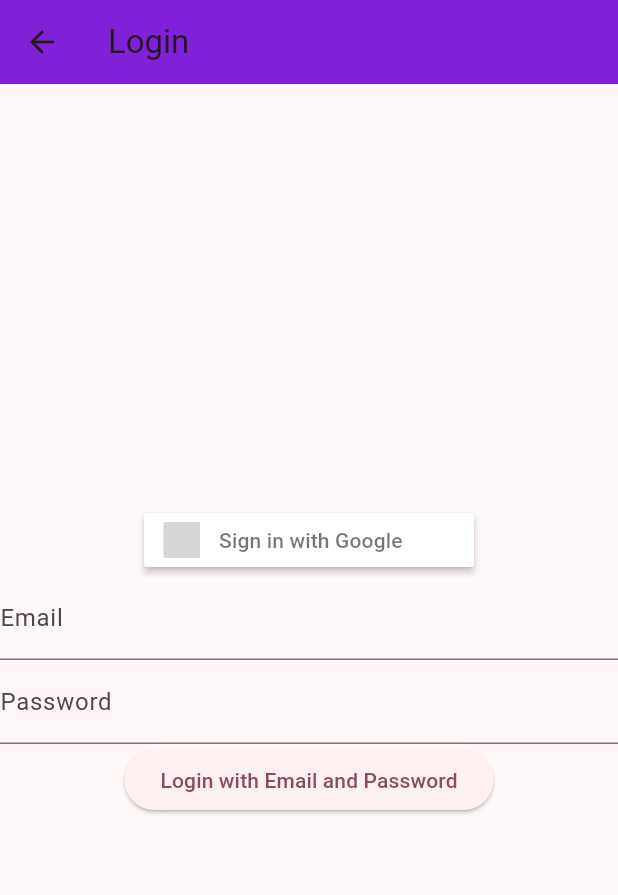
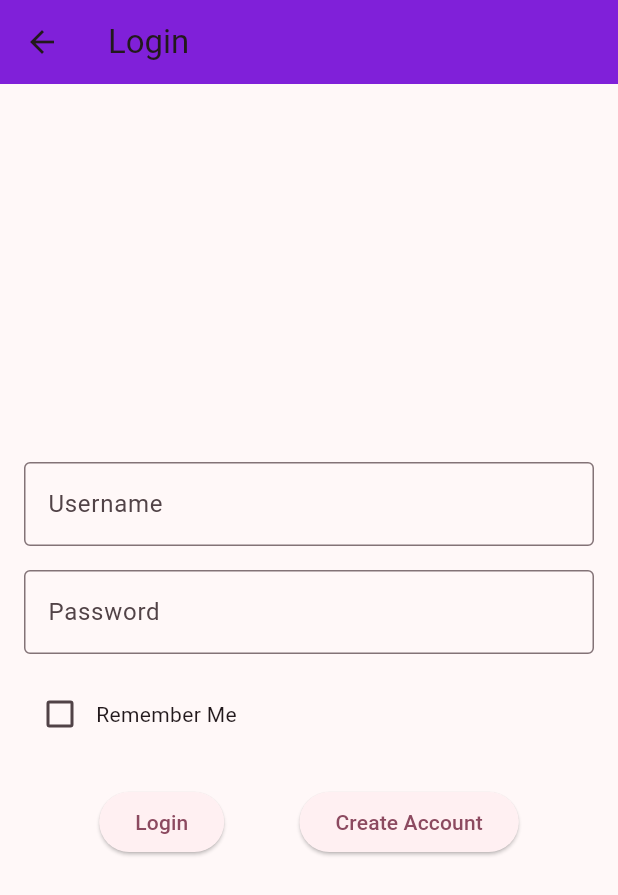
Before and after one commit to akash17patel/CTRL-ALT-ELITE-CSCE-4901, a Flutter app: the screen it shows after launch, in the side drawer, after a tap on "Login", on a phone screen of 412 x 824 dp. Shown: the top 895 px of the screen. Run offline on Flutter 3.47's test engine with Material 2 defaults, Android fonts, the phone set to English and light mode, and no system bars; our stand-ins replace firebase_core, fl_chart, image_picker, shared_preferences, sqflite; accounts and stored records are empty; grey boxes are pictures that could not be loaded.

Commit message:
Major Update to having a local database
Use local database to login with password and make the username show up in the profile page with further work into a remember me checkbox(coming soon) integration

```diff
--- /dev/null
+++ b/lib/database_helper.dart
@@ -0,0 +1,91 @@
+import 'package:sqflite/sqflite.dart';
+import 'package:crypto/crypto.dart';
+import 'package:path/path.dart';
+import 'dart:convert';
+
+class DatabaseHelper {
+  static final DatabaseHelper instance = DatabaseHelper._init(); // Constructor
+  static Database? _database;
+
+  DatabaseHelper._init();
+
+  // Make a new database if we dont have one, otherwise init the db
+  Future<Database> get database async {
+    if (_database != null) return _database!;
+    _database = await _initDB('app.db');
+    return _database!;
+  }
+
+  // Method called to use pre existing db
+  Future<Database> _initDB(String filePath) async {
+    print('Initializing database');
+    final dbPath = await getDatabasesPath();
+    final path = join(dbPath, filePath);
+    print('Database path: $path');
+
+    return await openDatabase(path, version: 1, onCreate: _createDB);
+  }
+
+  // But if we need one, create one
+  Future _createDB(Database db, int version) async {
+    print('Creating database');
+    await db.execute('''
+      CREATE TABLE user_credentials (
+        id INTEGER PRIMARY KEY AUTOINCREMENT,
+        username TEXT NOT NULL,
+        password TEXT NOT NULL
+      )
+    ''');
+  }
+
+  String hashPassword(String password) {
+    return _hashPassword(password);
+  }
+
+  // Make the method private within the class
+  String _hashPassword(String password) {
+    final bytes = utf8.encode(password);
+    final hashedPassword = sha256.convert(bytes).toString();
+    return hashedPassword;
+  }
+
+  // Store, async
+  Future<int> storeCredentials(String username, String password) async {
+    print('Storing credentials for $username');
+    try {
+      final db = await instance.database;
+      final hashedPassword = hashPassword(password);
+      //print('Hashed password: $hashedPassword');      //testing purpose
+      final data = {'username': username, 'password': hashedPassword};
+      final result = await db.insert('user_credentials', data);
+      //return await db.insert('user_credentials', data);
+
+      return result;
+    } catch (e) {
+      print('Error storing credentials: $e');
+      return -1; // Return a value that indicates an error
+    }
+  }
+
+  // Fetch, async
+  Future<Map<String, dynamic>?> retrieveCredentials(String username) async {
+    print('Retrieving credentials for $username');
+    final db = await instance.database;
+    final List<Map<String, dynamic>> result = await db.query(
+      'user_credentials',
+      columns: ['username', 'password'],
+      where: 'username = ?',
+      whereArgs: [username],
+    );
+    if (result.isNotEmpty) {
+      return result.first;
+    }
+    return null;
+  }
+
+  // Clean up and save resources.
+  Future close() async {
+    final db = await instance.database;
+    await db.close();
+  }
+}
--- a/lib/home_screen.dart
+++ b/lib/home_screen.dart
@@ -14,6 +14,8 @@ class HomeScreen extends StatefulWidget {
 
 class _HomeScreenState extends State<HomeScreen> {
   final GlobalKey<ScaffoldState> _scaffoldKey = GlobalKey<ScaffoldState>();
+
+  bool isUserLoggedIn = false; //Track if user is logged
 
   @override
   Widget build(BuildContext context) {
@@ -45,7 +47,7 @@ class _HomeScreenState extends State<HomeScreen> {
         endDrawer: SettingsDrawer(),
         body: TabBarView(
           children: [
-            HomeTab(),
+            HomeTab(isUserLoggedIn: isUserLoggedIn),
             SettingsTab(),
           ],
         ),
--- a/lib/home_tab.dart
+++ b/lib/home_tab.dart
@@ -1,6 +1,10 @@
 import 'package:flutter/material.dart';
 
 class HomeTab extends StatelessWidget {
+  final bool isUserLoggedIn;
+
+  HomeTab({required this.isUserLoggedIn});
+
   @override
   Widget build(BuildContext context) {
     return Center(
--- a/lib/login_screen.dart
+++ b/lib/login_screen.dart
@@ -1,11 +1,9 @@
 // login_screen.dart
-import 'package:firebase_auth/firebase_auth.dart';
 import 'package:flutter/material.dart';
-import 'package:google_sign_in/google_sign_in.dart';
-import 'package:flutter_signin_button/flutter_signin_button.dart';
-//import 'package:flutter_facebook_auth/flutter_facebook_auth.dart';
-//import 'package:sign_in_with_apple/sign_in_with_apple.dart';
-//import 'common.dart';
+import 'package:mindlift_flutter/home_screen.dart';
+import 'package:mindlift_flutter/my_profile_page.dart';
+import 'database_helper.dart';
+import 'package:shared_preferences/shared_preferences.dart';
 
 class LoginScreen extends StatefulWidget {
   @override
@@ -13,105 +11,162 @@ class LoginScreen extends StatefulWidget {
 }
 
 class _LoginScreenState extends State<LoginScreen> {
-  final FirebaseAuth _auth = FirebaseAuth.instance;
-  final GoogleSignIn googleSignIn = GoogleSignIn();
-  final TextEditingController _usernameController = TextEditingController();
-  final TextEditingController _passwordController = TextEditingController();
+  final _usernameController = TextEditingController();
+  final _passwordController = TextEditingController();
+  final _rememberMeController = TextEditingController();
+  final _dbHelper = DatabaseHelper.instance;
 
-  Future<User?> _handleGoogleSignIn() async {
-    try {
-      // Trigger the Google Sign-In process
-      GoogleSignInAccount? googleUser = await googleSignIn.signIn();
+  bool _rememberMe = false;
 
-      if (googleUser == null) {
-        // User canceled the sign-in process
-        return null;
+  @override
+  void initState() {
+    super.initState();
+    _loadRememberMeStatus();
   }
 
-      // Obtain GoogleSignInAuthentication object
-      GoogleSignInAuthentication googleAuth = await googleUser.authentication;
+  void _loadRememberMeStatus() async {
+    SharedPreferences prefs = await SharedPreferences.getInstance();
+    setState(() {
+      _rememberMe = prefs.getBool('rememberMe') ?? false;
+    });
 
-      // Create Firebase credentials using GoogleSignInAuthentication
-      AuthCredential credential = GoogleAuthProvider.credential(
-        accessToken: googleAuth.accessToken,
-        idToken: googleAuth.idToken,
-      );
-
-      // Sign in to Firebase with Google credentials
-      UserCredential userCredential =
-          await _auth.signInWithCredential(credential);
-
-      // Ensure the user is verified
-      if (userCredential.user != null && userCredential.user!.email != null) {
-        // User successfully signed in with Google
-        // Navigate to the next screen or perform further actions
-        print("Logged into this email address: ${userCredential.user!.email}");
-        return userCredential.user;
-      } else {
-        // User not verified or email not available
-        // Handle authentication failure
-        print("Error: User not verified or email not available");
-        return null;
+    if (_rememberMe) {
+      // If "Remember Me" is checked, load saved username
+      String? savedUsername = prefs.getString('savedUsername');
+      if (savedUsername != null) {
+        _usernameController.text = savedUsername;
       }
-    } catch (e) {
-      // Handle sign-in errors
-      print("Error during Google Sign-In: $e");
-      return null;
     }
   }
 
-  Future<void> _handleEmailPasswordSignIn() async {
-    try {
-      UserCredential userCredential = await _auth.signInWithEmailAndPassword(
-        email: _usernameController.text,
-        password: _passwordController.text,
+  // To use the db helper to store information
+  void _createAccount() async {
+    final username = _usernameController.text;
+    final password = _passwordController.text;
+
+    if (username.isEmpty || password.isEmpty) {
+      _showMessage('Username and password cannot be empty');
+      return;
+    }
+    // Ideally, add hashing later. This is just for example
+    await _dbHelper.storeCredentials(username, password);
+    _showMessage('Account Successfully Created!');
+  }
+
+  // Check that information
+  void _login() async {
+    final username = _usernameController.text;
+    final enteredPassword = _passwordController.text;
+
+    if (username.isEmpty || enteredPassword.isEmpty) {
+      _showMessage('Username and password cannot be empty');
+      return;
+    }
+
+    if (_rememberMe) {
+      // If "Remember Me" is checked, save username to local storage
+      SharedPreferences prefs = await SharedPreferences.getInstance();
+      prefs.setBool('rememberMe', true);
+      prefs.setString('savedUsername', username);
+      MyProfilePage.username = username;
+    } else {
+      // If "Remember Me" is not checked, clear saved username
+      SharedPreferences prefs = await SharedPreferences.getInstance();
+      prefs.setBool('rememberMe', false);
+      prefs.remove('savedUsername');
+    }
+
+    final credentials = await _dbHelper.retrieveCredentials(username);
+    if (credentials != null) {
+      final storedHashedPassword = credentials['password'];
+
+      // Hash the entered password for comparison
+      final enteredHashedPassword = _dbHelper.hashPassword(enteredPassword);
+
+      if (storedHashedPassword == enteredHashedPassword) {
+        _showMessage('Login Success');
+
+        // Set the username in MyProfilePage
+        MyProfilePage.username = username;
+
+        //Navigate to home screen:
+        Navigator.pushReplacement(
+          context,
+          MaterialPageRoute(builder: (context) => HomeScreen(title: 'Login')),
         );
-
-      // Handle local email/password login success, navigate to the next screen, etc.
-    } catch (e) {
-      // Handle local email/password login errors
-      print("Error during local email/password login: $e");
+      } else {
+        _showMessage('Invalid Password!');
+      }
+    } else {
+      _showMessage('Invalid Username!');
     }
   }
 
-  @override
+  // To implement the message
+  void _showMessage(String message) {
+    final snackBar = SnackBar(content: Text(message));
+    ScaffoldMessenger.of(context).showSnackBar(snackBar);
+  }
+
+  @override // Flutter stuff to show stuff
   Widget build(BuildContext context) {
     return Scaffold(
-      appBar: AppBar(
-        title: Text('Login'),
+        appBar: AppBar(title: Text('Login')),
+        body: Padding(
+            padding: const EdgeInsets.all(16.0),
+            child:
+                Column(mainAxisAlignment: MainAxisAlignment.center, children: [
+              TextField(
+                controller: _usernameController,
+                decoration: InputDecoration(
+                  labelText: 'Username',
+                  border: OutlineInputBorder(),
                 ),
-      body: Center(
-        child: Column(
-          mainAxisAlignment: MainAxisAlignment.center,
-          children: <Widget>[
-            SignInButton(
-              Buttons.Google,
-              onPressed: () async {
-                User? user = await _handleGoogleSignIn();
-                if (user != null) {
-                  // User successfully signed in with Google
-                  // Navigate to the next screen or perform further actions
-                } else {
-                  // Handle sign-in cancellation or failure
-                }
+              ),
+              SizedBox(height: 16),
+              TextField(
+                controller: _passwordController,
+                decoration: InputDecoration(
+                  labelText: 'Password',
+                  border: OutlineInputBorder(),
+                ),
+                obscureText: true,
+              ),
+              SizedBox(height: 16),
+              Row(
+                children: [
+                  Checkbox(
+                    value: _rememberMe,
+                    onChanged: (value) {
+                      setState(() {
+                        _rememberMe = value!;
+                      });
                     },
                   ),
-            TextFormField(
-              controller: _usernameController,
-              decoration: InputDecoration(labelText: 'Email'),
+                  Text('Remember Me'),
+                ],
               ),
-            TextFormField(
-              controller: _passwordController,
-              decoration: InputDecoration(labelText: 'Password'),
-              obscureText: true,
+              SizedBox(height: 24),
+              Row(
+                mainAxisAlignment: MainAxisAlignment.spaceEvenly,
+                children: [
+                  ElevatedButton(
+                    onPressed: _login,
+                    child: Text('Login'),
                   ),
                   ElevatedButton(
-              onPressed: () => _handleEmailPasswordSignIn(),
-              child: Text('Login with Email and Password'),
+                    onPressed: _createAccount,
+                    child: Text('Create Account'),
                   ),
                 ],
               ),
-      ),
-    );
+            ])));
+  }
+
+  @override
+  void dispose() {
+    _usernameController.dispose();
+    _passwordController.dispose();
+    super.dispose();
   }
 }
--- a/lib/main.dart
+++ b/lib/main.dart
@@ -1,14 +1,9 @@
-import 'package:firebase_core/firebase_core.dart';
 //import 'package:flutter_facebook_auth/flutter_facebook_auth.dart';
-import 'firebase_options.dart';
 import 'package:flutter/material.dart';
 import 'home_screen.dart';
 
 void main() async {
   WidgetsFlutterBinding.ensureInitialized();
-  await Firebase.initializeApp(
-    options: DefaultFirebaseOptions.currentPlatform,
-  );
   runApp(MyApp());
 }
 
```
Also changed, not shown: lib/my_profile_page.dart (+6 -25 lines), pubspec.yaml (+5 -6 lines), assets/Google__G__Logo.svg.png (added), assets/google_g_icon.png (added), pubspec.lock, 5 other files. Lines whose indentation alone changed are shown as unchanged.
